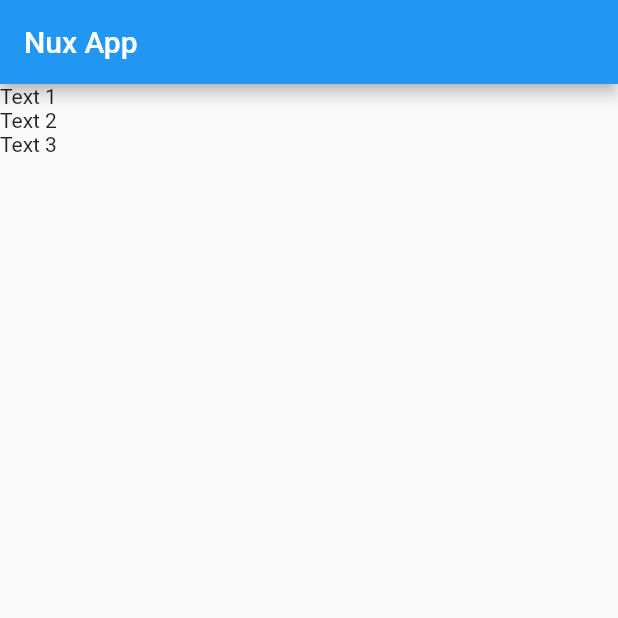
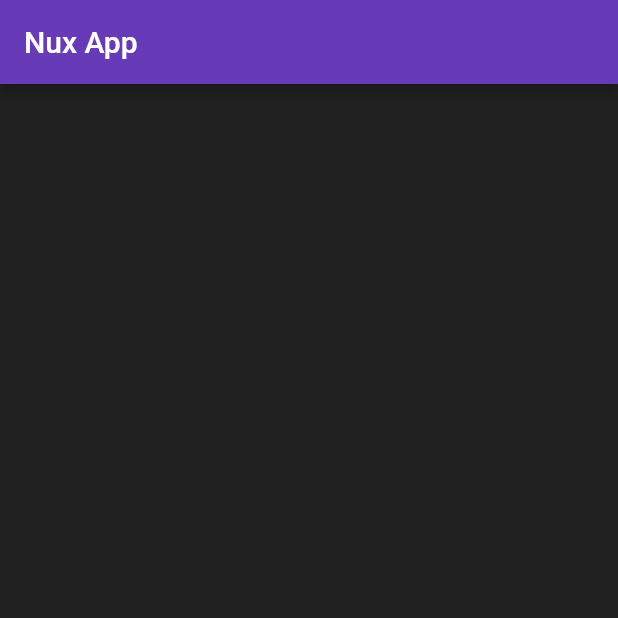
Before and after one commit to Nux-xader/nux_app-FLuter_study, a Flutter app: the screen it shows after launch, on a phone screen of 412 x 824 dp, the top half of it. Run offline on Flutter 3.47's test engine with Material 2 defaults, Android fonts, the phone set to English and light mode, and no system bars.

Commit message:
learn container widget

```diff
--- a/lib/main.dart
+++ b/lib/main.dart
@@ -10,15 +10,12 @@ class MyApp extends StatelessWidget {
     return MaterialApp(
       home: Scaffold(
         appBar: AppBar(
+          backgroundColor: Colors.deepPurple,
           title: Text("Nux App"),
         ),
-        body: Column(
-          children: <Widget>[
-            Text("Text 1"),
-            Text("Text 2"),
-            Text("Text 3"),
-          ],
-        )
+        body: Container(
+          color: Colors.black87,
+        ),
       ),
     );
   }
```
